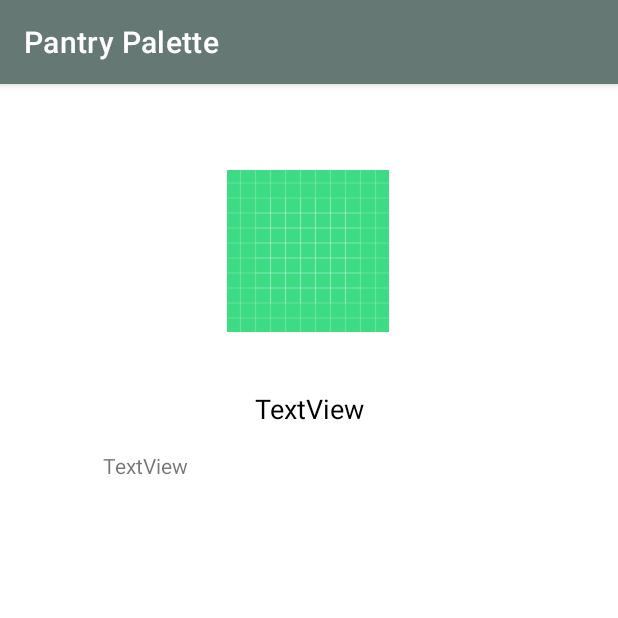
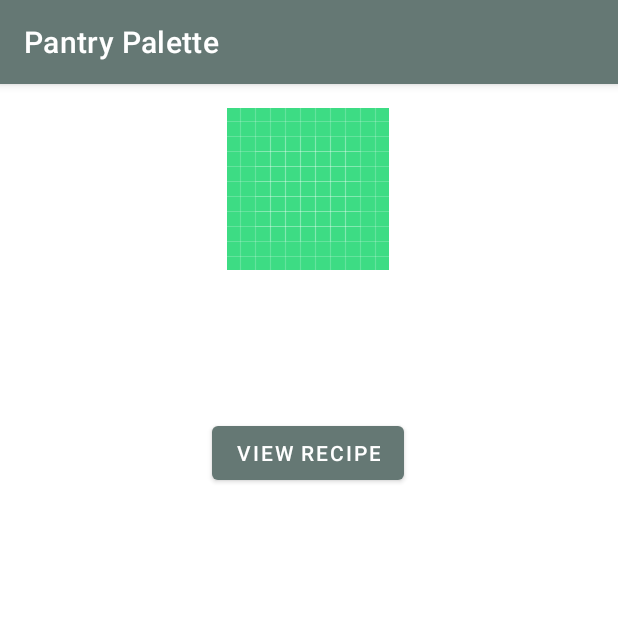
Before and after one commit to alansun25/Pantry-Palette, an Android app: the RecipeInfoActivity screen opened directly, with no data from a screen before it, on a phone screen of 412 x 824 dp, the top half of it. Run offline under Robolectric (Android 15) with nearby library versions, the phone set to English and light mode, and no system bars; pictures from the network do not load; 2 statements that could not run were skipped.

Commit message:
Completed functionality of recipe info view

```diff
--- a/app/build.gradle
+++ b/app/build.gradle
@@ -42,6 +42,8 @@ dependencies {
     implementation 'com.github.bumptech.glide:glide:4.13.0'
     annotationProcessor 'com.github.bumptech.glide:compiler:4.13.0'
 
+    implementation 'org.jsoup:jsoup:1.14.3'
+
     implementation 'androidx.core:core-ktx:1.7.0'
     implementation 'androidx.appcompat:appcompat:1.4.1'
     implementation 'com.google.android.material:material:1.5.0'
--- a/app/src/main/java/com/example/pantrypalette/RecipeListActivity.kt
+++ b/app/src/main/java/com/example/pantrypalette/RecipeListActivity.kt
@@ -40,7 +40,7 @@ class RecipeListActivity : AppCompatActivity() {
         // Find recipes from API based on user's ingredients
         val call = recipesAPI.getRecipes(
             intent.getStringExtra(MainActivity.INGREDIENTS).toString(),
-            7
+            2
         )
 
         call.enqueue(object : Callback<List<RecipesResult>> {
--- a/app/src/main/java/com/example/pantrypalette/api/RecipesAPI.kt
+++ b/app/src/main/java/com/example/pantrypalette/api/RecipesAPI.kt
@@ -18,6 +18,7 @@ interface RecipesAPI {
     @GET("/recipes/{id}/information")
     fun getRecipeDetails(
         @Path("id") id: Number,
-        @Query("includeNutrition") includeNutrition: Boolean = false
+        @Query("includeNutrition") includeNutrition: Boolean = false,
+        @Query("apiKey") apiKey: String = "15b09f702e814d61aa246bea72ed737b"
     ) : Call<RecipeInfoResult>
 }
--- a/app/src/main/res/layout/activity_recipe_info.xml
+++ b/app/src/main/res/layout/activity_recipe_info.xml
@@ -9,8 +9,8 @@
     <ImageView
         android:id="@+id/imgRecipe"
         android:layout_width="wrap_content"
-        android:layout_height="150dp"
-        android:layout_marginTop="36dp"
+        android:layout_height="wrap_content"
+        android:layout_marginTop="16dp"
         app:layout_constraintEnd_toEndOf="parent"
         app:layout_constraintHorizontal_bias="0.498"
         app:layout_constraintStart_toStartOf="parent"
@@ -25,7 +25,6 @@
         android:layout_marginTop="18dp"
         android:layout_marginEnd="68dp"
         android:maxLines="2"
-        android:text="TextView"
         android:textAlignment="center"
         android:textColor="#000000"
         android:textSize="18sp"
@@ -35,11 +34,31 @@
 
     <TextView
         android:id="@+id/tvSummary"
-        android:layout_width="275dp"
+        android:layout_width="300dp"
         android:layout_height="wrap_content"
         android:layout_marginTop="16dp"
-        android:text="TextView"
         app:layout_constraintEnd_toEndOf="parent"
         app:layout_constraintStart_toStartOf="parent"
         app:layout_constraintTop_toBottomOf="@+id/tvRecipeTitle" />
+
+    <Button
+        android:id="@+id/btnURL"
+        android:layout_width="wrap_content"
+        android:layout_height="wrap_content"
+        android:layout_marginTop="20dp"
+        android:text="View Recipe"
+        app:layout_constraintEnd_toEndOf="parent"
+        app:layout_constraintHorizontal_bias="0.498"
+        app:layout_constraintStart_toStartOf="parent"
+        app:layout_constraintTop_toBottomOf="@+id/tvSummary" />
+
+    <TextView
+        android:id="@+id/tvSource"
+        android:layout_width="wrap_content"
+        android:layout_height="wrap_content"
+        android:layout_marginTop="28dp"
+        app:layout_constraintEnd_toEndOf="parent"
+        app:layout_constraintHorizontal_bias="0.498"
+        app:layout_constraintStart_toStartOf="parent"
+        app:layout_constraintTop_toBottomOf="@+id/btnURL" />
 </androidx.constraintlayout.widget.ConstraintLayout>
```
Also changed, not shown: app/src/main/java/com/example/pantrypalette/RecipeInfoActivity.kt (+16 -7 lines).
